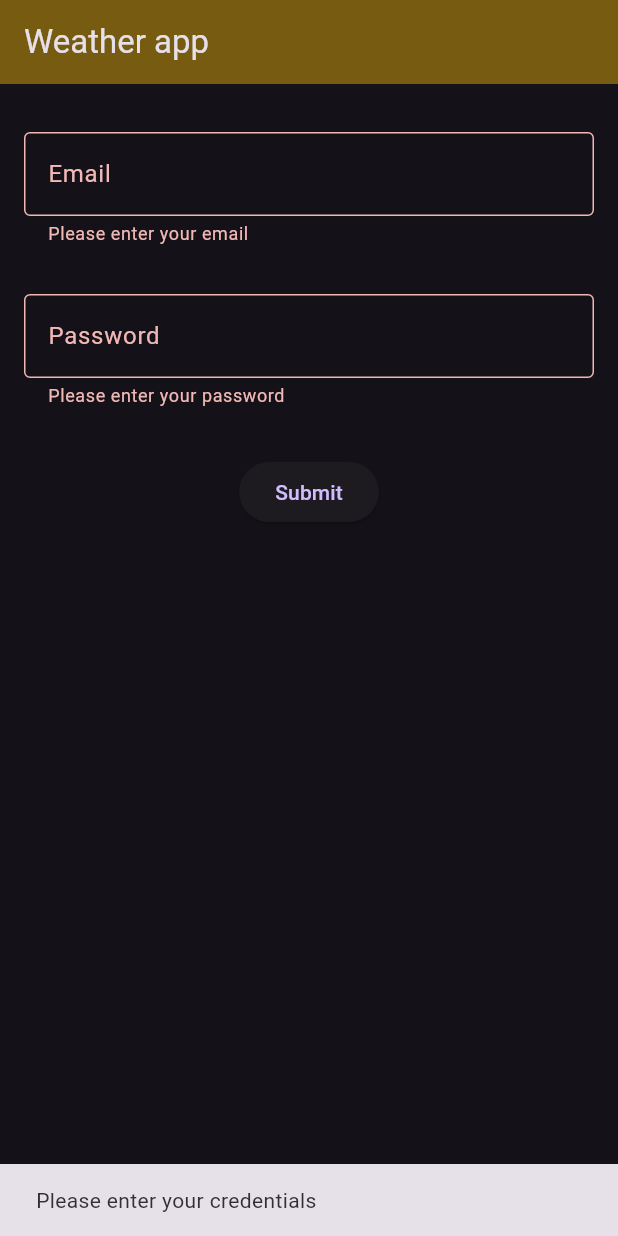
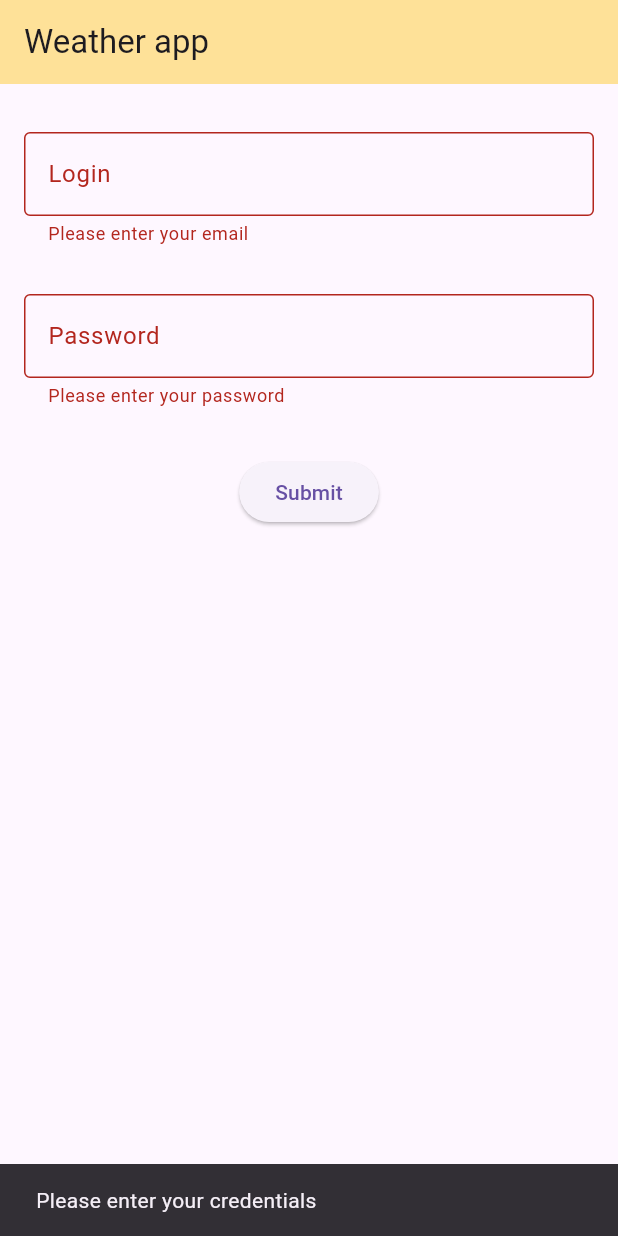
Before and after one commit to marcusicaro/flutter_application_ol, a Flutter app: the screen it shows after launch, after a tap on "Submit", on a phone screen of 412 x 824 dp. Run offline on Flutter 3.47's test engine with Material 3 defaults, Android fonts, the phone set to English and light mode, and no system bars; our stand-ins replace geolocator.

Commit message:
wip: envied

```diff
--- a/lib/main.dart
+++ b/lib/main.dart
@@ -1,5 +1,5 @@
 import 'package:flutter/material.dart';
-import 'package:flutter_application_1/pages/login.dart';
+import 'package:flutter_application_1/screens/login.dart';
 import 'package:flutter_application_1/utils/geolocator.dart';
 import 'package:flutter_application_1/utils/global_snackbar.dart';
 import 'package:geolocator/geolocator.dart';
@@ -51,7 +51,7 @@ class MyAppState extends State<MyApp> {
     return MaterialApp(
         scaffoldMessengerKey: GlobalSnackbar.key,
         title: 'Location Service',
-        theme: ThemeData.dark(),
+        theme: ThemeData.light(),
         home: _getHomeWidget(isLocationServiceEnabled, formKey, emailController,
             passwordController));
   }
@@ -62,14 +62,14 @@ Widget _getHomeWidget(
   if (isLocationServiceEnabled == true) {
     return LoginScreen(
       formKey: formKey,
-      emailController: emailController,
+      usernameController: emailController,
       passwordController: passwordController,
     );
   }
   if (isLocationServiceEnabled == false) {
     return const Scaffold(
       body: Center(
-        child: Text('Please allow access to your location'),
+        child: Text('This app requires access to your device location.'),
       ),
     );
   }
--- a/lib/pages/login.dart
+++ b/lib/screens/login.dart
@@ -1,16 +1,18 @@
 import 'package:flutter/material.dart';
+import 'package:flutter_application_1/screens/weather.dart';
 import 'package:flutter_application_1/utils/global_snackbar.dart';
+import 'package:flutter_application_1/utils/mock/auth_service.dart';
 
 class LoginScreen extends StatelessWidget {
   const LoginScreen({
     super.key,
     required GlobalKey<FormState> formKey,
-    required this.emailController,
+    required this.usernameController,
     required this.passwordController,
   }) : _formKey = formKey;
 
   final GlobalKey<FormState> _formKey;
-  final TextEditingController emailController;
+  final TextEditingController usernameController;
   final TextEditingController passwordController;
 
   @override
@@ -31,9 +33,9 @@ class LoginScreen extends StatelessWidget {
                 padding:
                     const EdgeInsets.symmetric(horizontal: 8, vertical: 16),
                 child: TextFormField(
-                  controller: emailController,
+                  controller: usernameController,
                   decoration: const InputDecoration(
-                      border: OutlineInputBorder(), labelText: "Email"),
+                      border: OutlineInputBorder(), labelText: "Login"),
                   validator: (value) {
                     if (value == null || value.isEmpty) {
                       return 'Please enter your email';
@@ -62,17 +64,29 @@ class LoginScreen extends StatelessWidget {
                 padding:
                     const EdgeInsets.symmetric(horizontal: 8, vertical: 16.0),
                 child: Center(
-                  child: ElevatedButton(
-                    onPressed: () {
-                      if (_formKey.currentState!.validate()) {
-                        // Navigate the user to the Home page
+                    child: ElevatedButton(
+                  onPressed: () async {
+                    if (_formKey.currentState!.validate()) {
+                      var authService = MockAuthService();
+                      bool success = await authService.login(
+                        usernameController.text,
+                        passwordController.text,
+                      );
+                      if (success) {
+                        Navigator.push(
+                          context,
+                          MaterialPageRoute(
+                              builder: (context) => WeatherScreen()),
+                        );
                       } else {
-                        GlobalSnackbar.show('Please enter your credentials');
+                        GlobalSnackbar.show('Invalid credentials');
                       }
-                    },
-                    child: const Text('Submit'),
-                  ),
-                ),
+                    } else {
+                      GlobalSnackbar.show('Please enter your credentials');
+                    }
+                  },
+                  child: const Text('Submit'),
+                )),
               ),
             ],
           ),
--- a/lib/pages/weather_screen.dart
+++ b/lib/screens/weather.dart
@@ -16,10 +16,10 @@ class _WeatherScreenState extends State<WeatherScreen> {
   var windSpeed;
 
   Future getWeather() async {
-    const API_KEY = String.fromEnvironment('API_KEY');
+    const apiKey = String.fromEnvironment('API_KEY', defaultValue: );
     Position position = await Geolocator.getCurrentPosition();
     http.Response response = await http.get(Uri.parse(
-        'https://api.openweathermap.org/data/2.5/weather?lat=${position.latitude}&lon=${position.longitude}&appid=${API_KEY}&units=imperial'));
+        'https://api.openweathermap.org/data/2.5/weather?lat=${position.latitude}&lon=${position.longitude}&appid=${apiKey}&units=imperial'));
     var results = jsonDecode(response.body);
     setState(() {
       this.temperature = results['main']['temp'];
--- a/lib/utils/geolocator.dart
+++ b/lib/utils/geolocator.dart
@@ -10,19 +10,21 @@ Future<void> requestAccessToLocation() async {
 
   serviceEnabled = await Geolocator.isLocationServiceEnabled();
   if (!serviceEnabled) {
-    return Future.error('Location services are disabled.');
+    return Future.error(
+        'Location services are disabled. Please enable to continue.');
   }
 
   permission = await Geolocator.checkPermission();
   if (permission == LocationPermission.denied) {
     permission = await Geolocator.requestPermission();
     if (permission == LocationPermission.denied) {
-      return Future.error('Location permissions are denied');
+      return Future.error(
+          'Location permissions are denied. Please allow to continue.');
     }
   }
 
   if (permission == LocationPermission.deniedForever) {
     return Future.error(
-        'Location permissions are permanently denied, we cannot request permissions.');
+        'Location permissions are permanently denied. Please allow to continue..');
   }
 }
--- /dev/null
+++ b/lib/utils/mock/auth_service.dart
@@ -0,0 +1,8 @@
+class MockAuthService {
+  String _username = 'admin';
+  String _password = 'admin';
+
+  Future<bool> login(String username, String password) async {
+    return username == _username && password == _password;
+  }
+}
--- a/pubspec.yaml
+++ b/pubspec.yaml
@@ -36,6 +36,7 @@ dependencies:
   cupertino_icons: ^1.0.6
   geolocator: ^11.0.0
   http: ^1.2.1
+  envied: ^0.5.4+1
 
 dev_dependencies:
   flutter_test:
```
Also changed, not shown: pubspec.lock, 2 other files.
